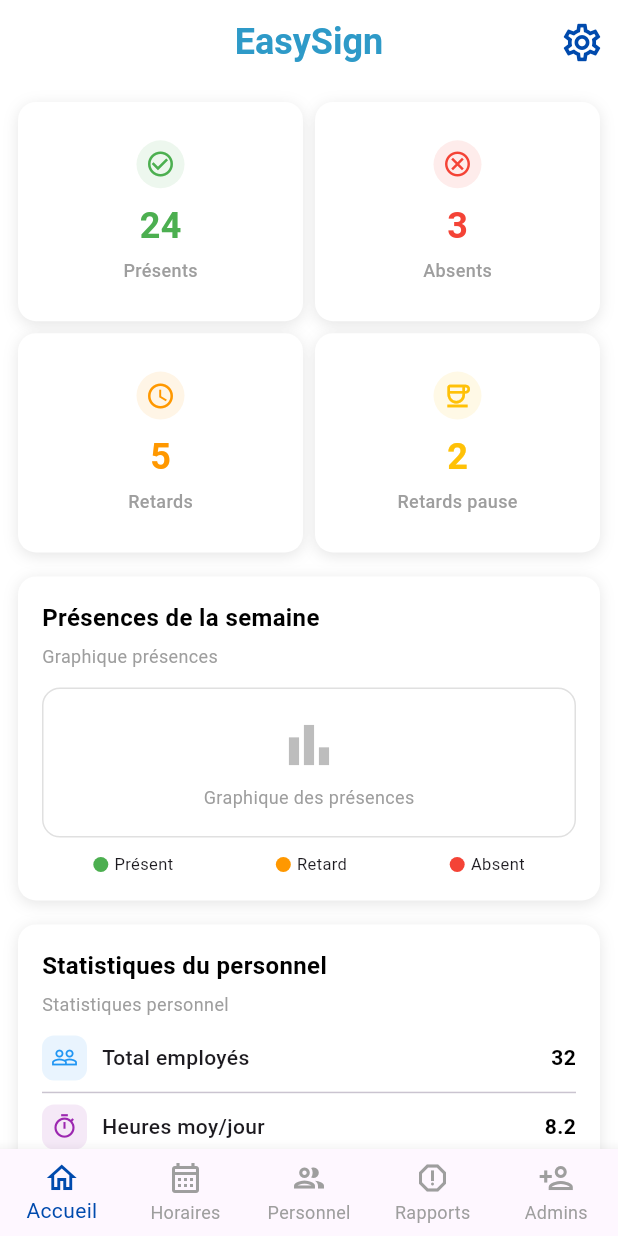
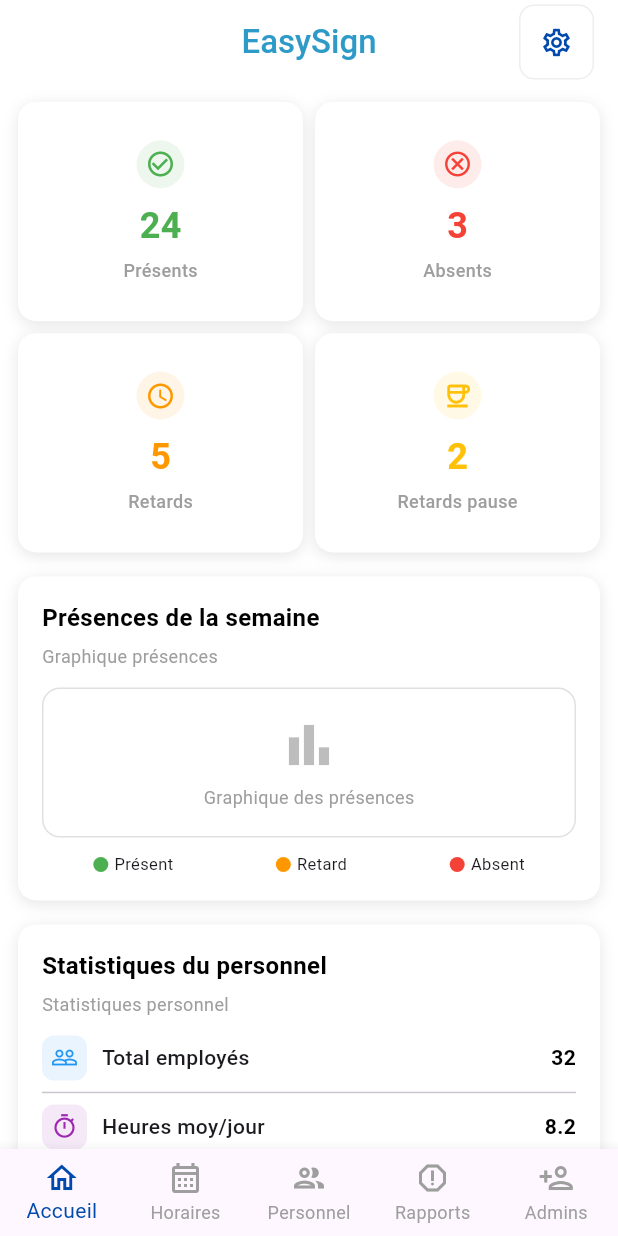
Before and after one commit to eden-jordan/EasySign_frontend, a Flutter app: the HomeScreen screen opened directly, on a phone screen of 412 x 824 dp. Run offline on Flutter 3.47's test engine with Material 3 defaults, Android fonts, the light colour scheme and no system bars; our stand-ins replace video_player; Roboto replaces fonts that are missing (YourCustomFont).

Commit message:
Arrangement du appbar

```diff
--- a/easysign/lib/screens/home_screen.dart
+++ b/easysign/lib/screens/home_screen.dart
@@ -32,16 +32,24 @@
           'EasySign',
           style: TextStyle(
             color: Appcolors.color_3,
-            fontSize: 24,
-            fontWeight: FontWeight.bold,
+            fontSize: 22,
+            fontWeight: FontWeight.w500,
+            fontFamily:
+                'YourCustomFont', // Si vous avez une police personnalisée
           ),
         ),
         actions: [
-          IconButton(
+          Container(
+            decoration: BoxDecoration(
+              border: Border.all(color: Colors.grey.shade200, width: 1),
+              borderRadius: BorderRadius.circular(10),
+            ),
+            margin: EdgeInsets.only(right: 16),
+            child: IconButton(
               icon: Icon(
                 Icons.settings_outlined,
                 color: Appcolors.color_2,
-              size: 30,
+                size: 22,
               ),
               onPressed: () {
                 Navigator.push(
@@ -50,9 +58,11 @@
                 );
               },
             ),
+          ),
         ],
         backgroundColor: Colors.white,
         centerTitle: true,
+        elevation: 0,
       ),
       body: _selectedIndex == 0
           ? Dashboard(onNavigateToTab: _navigateToTab)
```
Lines whose indentation alone changed are shown as unchanged.
